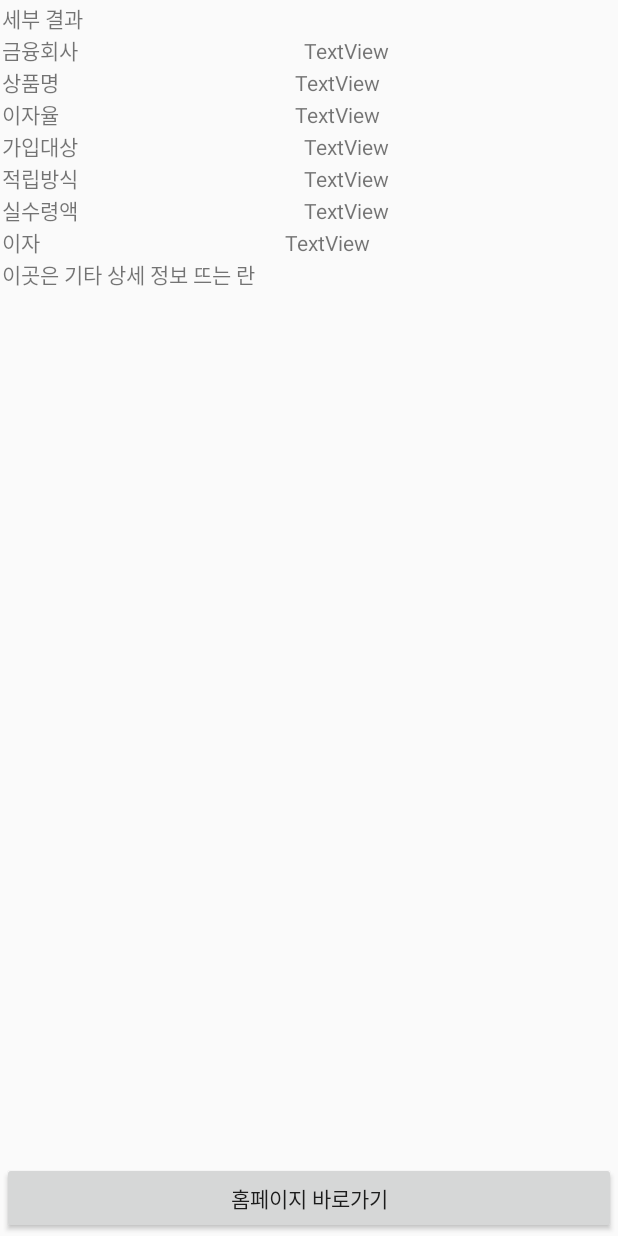
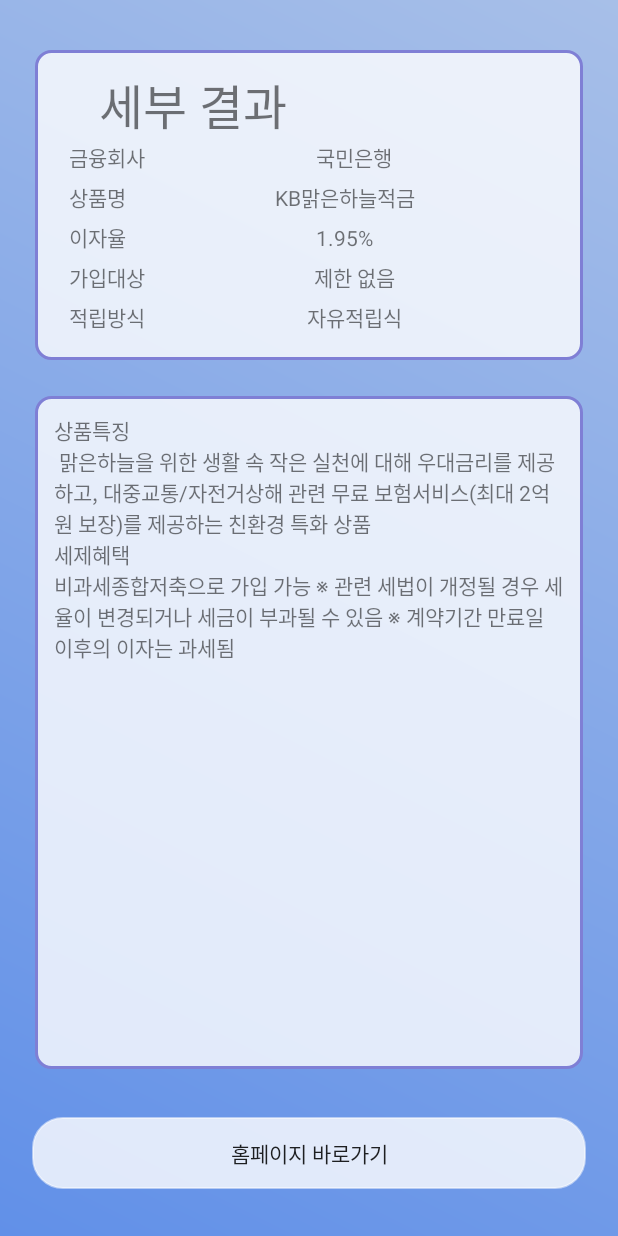
Before and after one commit to daeyoi/TITAE, an Android app: the ResultActivity screen opened directly, with no data from a screen before it, on a phone screen of 412 x 824 dp. Run offline under Robolectric (Android 15) with nearby library versions, the phone set to English and light mode, and no system bars; 3 statements that could not run were skipped.

Commit message:
result activity

```diff
--- a/app/src/main/java/com/example/titae/CompareRecyclerAdapter.java
+++ b/app/src/main/java/com/example/titae/CompareRecyclerAdapter.java
@@ -1,6 +1,7 @@
 package com.example.titae;
 
 import android.content.Context;
+import android.content.Intent;
 import android.text.TextUtils;
 import android.view.LayoutInflater;
 import android.view.View;
@@ -85,7 +86,8 @@
                         if (TextUtils.equals(type, "calc_amount")) { //payload 값 출력
                             period = mCallback.getPeriod();
                             amount_data = mCallback.getAmount();
-                            holder.ret_amount.setText(String.valueOf(amount_data * item.getRate() / 100 * period)  + (period * amount_data));
+
+                            holder.ret_amount.setText(String.valueOf((amount_data * item.getRate() / 100 * period)  + (period * amount_data)));
                         }
                 }
             }
@@ -100,7 +102,7 @@
 
     // 아이템 뷰를 저장하는 뷰홀더 클래스.
     public class ViewHolder extends RecyclerView.ViewHolder {
-        TextView bankName ;
+        TextView bankName;
         TextView productName ;
         TextView rate ;
         TextView ret_amount;
@@ -115,15 +117,22 @@
             ret_amount = itemView.findViewById(R.id.received_amount_result_compare);
 
             //클릭 이벤트 처리
-            itemView.setOnClickListener(new View.OnClickListener(){
+            itemView.setOnClickListener(new View.OnClickListener() {
                 @Override
                 public void onClick(View view) {
+                    Context context = view.getContext();
                     //현재 아이템의 위치를 받아 옴
                     int pos = getAdapterPosition();
-                    if (pos != RecyclerView.NO_POSITION)
-                    {
+                    if (pos != RecyclerView.NO_POSITION) {
                         //데이터 리스트로부터 아이템 데이터 참조
                         SearchRecyclerItem item = mData.get(pos);
+                        Intent intent = new Intent(view.getContext(), ResultActivity.class);
+
+                        //클릭위치 아이템 삽임
+                        intent.putExtra("SEARCH_ITEM", item);
+
+                        view.getContext().startActivity(intent);
+//                        notifyItemChanged(pos);
                     }
                 }
             });
--- a/app/src/main/java/com/example/titae/ResultActivity.java
+++ b/app/src/main/java/com/example/titae/ResultActivity.java
@@ -4,9 +4,11 @@
 
 import android.app.ProgressDialog;
 import android.content.Intent;
+import android.net.Uri;
 import android.os.AsyncTask;
 import android.os.Bundle;
 import android.util.Log;
+import android.view.View;
 import android.widget.Button;
 import android.widget.ListAdapter;
 import android.widget.ListView;
@@ -90,7 +92,7 @@
         interest = (TextView) findViewById(R.id.interest_result_output);
         etc = (TextView) findViewById(R.id.etc_result);
         btn_home = (Button) findViewById(R.id.btn_hompage);
-
+/*
         searchKeyword1 = mData.getBankName();
         searchKeyword2 = mData.getProductName();
 
@@ -98,9 +100,16 @@
         task.execute(searchKeyword1, searchKeyword2);
 
         mArrayList = new ArrayList<>();
-
+*/
+        btn_home.setOnClickListener(new View.OnClickListener() {
+            @Override
+            public void onClick(View v) {
+                Intent intent = new Intent(Intent.ACTION_VIEW, Uri.parse("https://obank.kbstar.com/quics?page=C020702&cc=b061761:b061770&isNew=N&prcode=DP000942"));
+                startActivity(intent);
+            }
+        });
     }
-
+/*
     private class GetData extends AsyncTask<String, Void, String> {
 
         ProgressDialog progressDialog;
@@ -248,6 +257,6 @@
         }
 
     }
-
+*/
 
 }
--- a/app/src/main/res/drawable/border_layout.xml
+++ b/app/src/main/res/drawable/border_layout.xml
@@ -9,7 +9,7 @@
     <shape android:shape="rectangle">
         <stroke android:width="2dp"
             android:color="@color/colorPrimary"/>
-        <solid android:color="#ffffff"></solid>
+        <solid android:color="#ccffffff"></solid>
         <corners android:radius="10dip"/>
         <padding android:left="15dip" android:top="15dip" android:right="15dip" android:bottom="15dip" />
     </shape>
--- a/app/src/main/res/layout/activity_result.xml
+++ b/app/src/main/res/layout/activity_result.xml
@@ -4,7 +4,8 @@
     xmlns:tools="http://schemas.android.com/tools"
     android:layout_width="match_parent"
     android:layout_height="match_parent"
-    tools:context=".ResultActivity">
+    tools:context=".ResultActivity"
+    android:background="@drawable/titae_gradient">
 
     <LinearLayout
         android:layout_width="0dp"
@@ -21,164 +22,202 @@
         app:layout_constraintStart_toStartOf="parent"
         app:layout_constraintTop_toTopOf="parent">
 
+        <LinearLayout
+            android:layout_width="match_parent"
+            android:layout_height="wrap_content"
+            android:orientation="vertical"
+            android:layout_marginLeft="20dp"
+            android:layout_marginRight="20dp"
+            android:layout_marginTop="30dp"
+            android:layout_marginBottom="10dp"
+            android:background="@drawable/border_layout">
             <TextView
                 android:id="@+id/result"
                 android:layout_width="match_parent"
                 android:layout_height="wrap_content"
+                android:textSize="32dp"
+                android:layout_marginLeft="30dp"
                 android:text="세부 결과" />
 
             <LinearLayout
                 android:layout_width="match_parent"
                 android:layout_height="wrap_content"
-            android:orientation="horizontal">
+                android:orientation="horizontal"
+                android:layout_marginBottom="5dp">
 
                 <TextView
                     android:id="@+id/bank_name_result"
                     android:layout_width="wrap_content"
                     android:layout_height="wrap_content"
                     android:layout_weight="1"
-                android:text="금융회사" />
+                    android:text="금융회사"
+                    android:layout_marginLeft="10dp"/>
 
                 <TextView
                     android:id="@+id/bank_name_result_output"
                     android:layout_width="wrap_content"
                     android:layout_height="wrap_content"
                     android:layout_weight="1"
-                android:text="TextView" />
+                    android:text="국민은행" />
             </LinearLayout>
 
             <LinearLayout
                 android:layout_width="match_parent"
                 android:layout_height="wrap_content"
-        android:orientation="horizontal">
+                android:orientation="horizontal"
+                android:layout_marginBottom="5dp">
 
                 <TextView
                     android:id="@+id/product_name_result"
                     android:layout_width="wrap_content"
                     android:layout_height="wrap_content"
                     android:layout_weight="1"
-            android:text="상품명" />
+                    android:text="상품명"
+                    android:layout_marginLeft="10dp" />
 
                 <TextView
                     android:id="@+id/product_name_result_output"
                     android:layout_width="wrap_content"
                     android:layout_height="wrap_content"
                     android:layout_weight="1"
-            android:text="TextView" />
+                    android:text="KB맑은하늘적금" />
             </LinearLayout>
 
             <LinearLayout
                 android:layout_width="match_parent"
                 android:layout_height="wrap_content"
-            android:orientation="horizontal">
+                android:orientation="horizontal"
+                android:layout_marginBottom="5dp">
 
                 <TextView
                     android:id="@+id/rate_result"
                     android:layout_width="wrap_content"
                     android:layout_height="wrap_content"
                     android:layout_weight="1"
-                android:text="이자율" />
+                    android:text="이자율"
+                    android:layout_marginLeft="10dp"/>
 
                 <TextView
                     android:id="@+id/rate_result_output"
                     android:layout_width="wrap_content"
                     android:layout_height="wrap_content"
                     android:layout_weight="1"
-                android:text="TextView" />
+                    android:text="1.95%" />
             </LinearLayout>
 
             <LinearLayout
                 android:layout_width="match_parent"
                 android:layout_height="wrap_content"
-            android:orientation="horizontal">
+                android:orientation="horizontal"
+                android:layout_marginBottom="5dp">
 
                 <TextView
                     android:id="@+id/target_result"
                     android:layout_width="wrap_content"
                     android:layout_height="wrap_content"
                     android:layout_weight="1"
-                android:text="가입대상" />
+                    android:text="가입대상"
+                    android:layout_marginLeft="10dp"/>
 
                 <TextView
                     android:id="@+id/target_result_output"
                     android:layout_width="wrap_content"
                     android:layout_height="wrap_content"
                     android:layout_weight="1"
-                android:text="TextView" />
+                    android:text="제한 없음" />
             </LinearLayout>
 
             <LinearLayout
                 android:layout_width="match_parent"
                 android:layout_height="wrap_content"
-            android:orientation="horizontal">
+                android:orientation="horizontal"
+                android:layout_marginBottom="5dp">
 
                 <TextView
                     android:id="@+id/reserving_method_result"
                     android:layout_width="wrap_content"
                     android:layout_height="wrap_content"
                     android:layout_weight="1"
-                android:text="적립방식" />
+                    android:text="적립방식"
+                    android:layout_marginLeft="10dp"/>
 
                 <TextView
                     android:id="@+id/reserving_method_result_output"
                     android:layout_width="wrap_content"
                     android:layout_height="wrap_content"
                     android:layout_weight="1"
-                android:text="TextView" />
+                    android:text="자유적립식" />
             </LinearLayout>
 
-        <LinearLayout
-            android:layout_width="match_parent"
-            android:layout_height="wrap_content"
-            android:orientation="horizontal">
+<!--            <LinearLayout-->
+<!--                android:layout_width="match_parent"-->
+<!--                android:layout_height="wrap_content"-->
+<!--                android:orientation="horizontal"-->
+<!--                android:layout_marginBottom="5dp">-->
 
-            <TextView
-                android:id="@+id/received_amount_result"
-                android:layout_width="wrap_content"
-                android:layout_height="wrap_content"
-                android:layout_weight="1"
-                android:text="실수령액" />
+<!--                <TextView-->
+<!--                    android:id="@+id/received_amount_result"-->
+<!--                    android:layout_width="wrap_content"-->
+<!--                    android:layout_height="wrap_content"-->
+<!--                    android:layout_weight="1"-->
+<!--                    android:text="실수령액"-->
+<!--                    android:layout_marginLeft="10dp"/>-->
 
-            <TextView
-                android:id="@+id/received_amount_result_output"
-                android:layout_width="wrap_content"
-                android:layout_height="wrap_content"
-                android:layout_weight="1"
-                android:text="TextView" />
-        </LinearLayout>
+<!--                <TextView-->
+<!--                    android:id="@+id/received_amount_result_output"-->
+<!--                    android:layout_width="wrap_content"-->
+<!--                    android:layout_height="wrap_content"-->
+<!--                    android:layout_weight="1"-->
+<!--                    android:text="TextView" />-->
+<!--&lt;!&ndash;            </LinearLayout>&ndash;&gt;-->
+<!--            <LinearLayout-->
+<!--                android:layout_width="match_parent"-->
+<!--                android:layout_height="wrap_content"-->
+<!--                android:orientation="horizontal"-->
+<!--                android:layout_marginBottom="5dp">-->
 
-        <LinearLayout
-            android:layout_width="match_parent"
-            android:layout_height="wrap_content"
-            android:orientation="horizontal">
+<!--                <TextView-->
+<!--                    android:id="@+id/interest_result"-->
+<!--                    android:layout_width="wrap_content"-->
+<!--                    android:layout_height="wrap_content"-->
+<!--                    android:layout_weight="1"-->
+<!--                    android:text="이자"-->
+<!--                    android:layout_marginLeft="10dp"/>-->
 
-            <TextView
-                android:id="@+id/interest_result"
-                android:layout_width="wrap_content"
-                android:layout_height="wrap_content"
-                android:layout_weight="1"
-                android:text="이자" />
+<!--                <TextView-->
+<!--                    android:id="@+id/interest_result_output"-->
+<!--                    android:layout_width="wrap_content"-->
+<!--                    android:layout_height="wrap_content"-->
+<!--                    android:layout_weight="1"-->
+<!--                    android:text="TextView" />-->
+<!--            </LinearLayout>-->
 
-            <TextView
-                android:id="@+id/interest_result_output"
-                android:layout_width="wrap_content"
-                android:layout_height="wrap_content"
-                android:layout_weight="1"
-                android:text="TextView" />
         </LinearLayout>
 
         <TextView
             android:id="@+id/etc_result"
-            android:layout_width="wrap_content"
+            android:layout_width="match_parent"
             android:layout_height="wrap_content"
             android:layout_weight="1"
-            android:text="이곳은 기타 상세 정보 뜨는 란" />
+            android:layout_marginBottom="30dp"
+            android:layout_marginTop="10dp"
+            android:layout_marginLeft="20dp"
+            android:layout_marginRight="20dp"
+            android:background="@drawable/border_layout"
+            android:text="상품특징 \n 맑은하늘을 위한 생활 속 작은 실천에 대해 우대금리를 제공하고, 대중교통/자전거상해 관련 무료 보험서비스(최대 2억원 보장)를 제공하는 친환경 특화 상품\n세제혜택\n비과세종합저축으로 가입 가능
+※ 관련 세법이 개정될 경우 세율이 변경되거나 세금이 부과될 수 있음
+※ 계약기간 만료일 이후의 이자는 과세됨
+" />
 
         <Button
             android:id="@+id/btn_hompage"
             android:layout_width="match_parent"
             android:layout_height="wrap_content"
-            android:text="홈페이지 바로가기" />
+            android:text="홈페이지 바로가기"
+            android:layout_marginLeft="20dp"
+            android:layout_marginRight="20dp"
+            android:layout_marginBottom="30dp"
+            android:background="@drawable/select_button"/>
 
     </LinearLayout>
 </androidx.constraintlayout.widget.ConstraintLayout>
```
Lines whose indentation alone changed are shown as unchanged.
